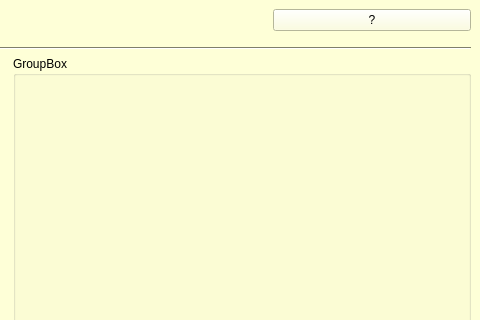
DianaZakharova/conspectGo, file mainwindow.ui: the form before one commit; both pictures show x 489 to 969 and y 0 to 320 of the 969 by 421 pixel window.
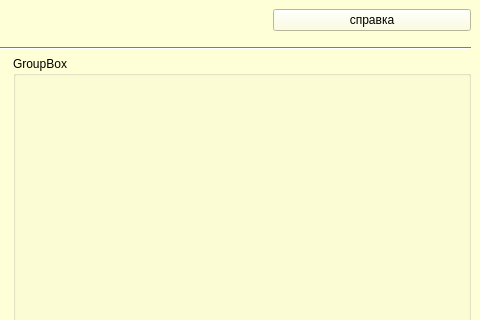
The form after the commit.

Commit message: конечная версия

What changed in the file:
```diff
--- a/mainwindow.ui
+++ b/mainwindow.ui
@@ -517,13 +517,22 @@
       <item>
        <widget class="QPushButton" name="pushButton">
         <property name="sizePolicy">
-         <sizepolicy hsizetype="Minimum" vsizetype="Preferred">
+         <sizepolicy hsizetype="Minimum" vsizetype="Fixed">
           <horstretch>0</horstretch>
           <verstretch>0</verstretch>
          </sizepolicy>
         </property>
+        <property name="maximumSize">
+         <size>
+          <width>16777164</width>
+          <height>16777164</height>
+         </size>
+        </property>
+        <property name="layoutDirection">
+         <enum>Qt::LeftToRight</enum>
+        </property>
         <property name="text">
-         <string>?</string>
+         <string>справка</string>
         </property>
        </widget>
       </item>
```
The commit also changes 1 other file.
